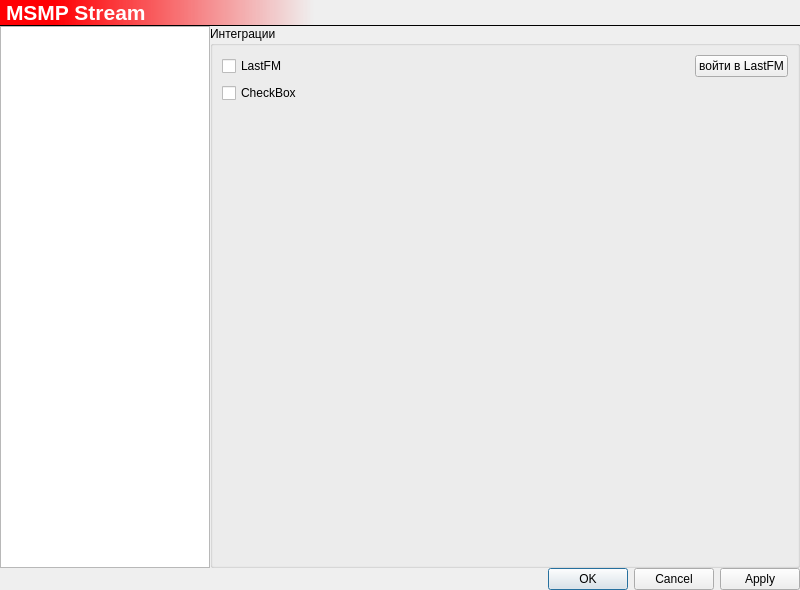
This is untitledSettings.ui in maxsspeaker/qMSMP-Stream as Qt 5 draws it before an edit. The edited form follows.
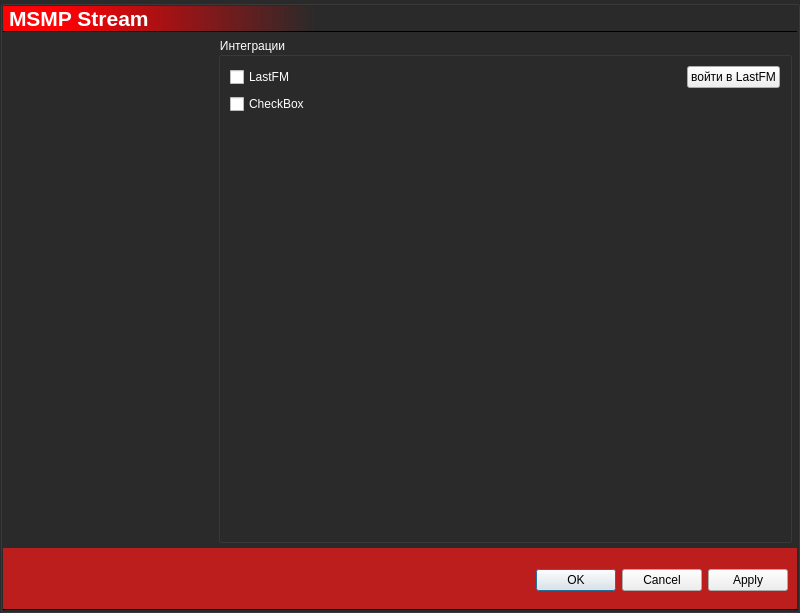
This is the edited form. Icons and pictures are not drawn.

```diff
--- a/untitledSettings.ui
+++ b/untitledSettings.ui
@@ -10,7 +10,7 @@
     <x>0</x>
     <y>0</y>
     <width>800</width>
-    <height>590</height>
+    <height>613</height>
    </rect>
   </property>
   <property name="windowTitle">
@@ -20,6 +20,9 @@
    <iconset>
     <normaloff>icon.png</normaloff>icon.png</iconset>
   </property>
+  <property name="styleSheet">
+   <string notr="true"/>
+  </property>
   <layout class="QVBoxLayout" name="verticalLayout">
    <property name="spacing">
     <number>0</number>
@@ -37,6 +40,30 @@
     <number>0</number>
    </property>
    <item>
+    <widget class="QGroupBox" name="MainBox">
+     <property name="styleSheet">
+      <string notr="true">QGroupBox{
+    background-color:rgb(42, 42, 42);
+    color:white;
+}</string>
+     </property>
+     <layout class="QVBoxLayout" name="verticalLayout_2">
+      <property name="spacing">
+       <number>0</number>
+      </property>
+      <property name="leftMargin">
+       <number>0</number>
+      </property>
+      <property name="topMargin">
+       <number>0</number>
+      </property>
+      <property name="rightMargin">
+       <number>0</number>
+      </property>
+      <property name="bottomMargin">
+       <number>0</number>
+      </property>
+      <item>
     <widget class="QLabel" name="label">
      <property name="maximumSize">
       <size>
@@ -100,15 +127,42 @@
          <height>16777215</height>
         </size>
        </property>
+          <property name="styleSheet">
+           <string notr="true">QTreeView{
+    background-color:rgb(42, 42, 42);
+    color:white;
+}</string>
+          </property>
+          <property name="frameShape">
+           <enum>QFrame::NoFrame</enum>
+          </property>
       </widget>
      </item>
      <item>
       <layout class="QVBoxLayout" name="verticalLayout_3">
+          <property name="leftMargin">
+           <number>5</number>
+          </property>
+          <property name="topMargin">
+           <number>5</number>
+          </property>
+          <property name="rightMargin">
+           <number>5</number>
+          </property>
+          <property name="bottomMargin">
+           <number>5</number>
+          </property>
        <item>
         <widget class="QGroupBox" name="groupBox">
          <property name="enabled">
           <bool>true</bool>
          </property>
+            <property name="styleSheet">
+             <string notr="true">QGroupBox{
+    background-color:rgb(42, 42, 42);
+    color:white;
+}</string>
+            </property>
          <property name="title">
           <string>Интеграции</string>
          </property>
@@ -117,6 +171,11 @@
            <layout class="QHBoxLayout" name="horizontalLayout_2">
             <item>
              <widget class="QCheckBox" name="checkBox">
+                 <property name="styleSheet">
+                  <string notr="true">QCheckBox{
+    color:white;
+}</string>
+                 </property>
               <property name="text">
                <string>LastFM</string>
               </property>
@@ -146,6 +205,11 @@
           </item>
           <item>
            <widget class="QCheckBox" name="checkBox_2">
+               <property name="styleSheet">
+                <string notr="true">QCheckBox{
+    color:white;
+}</string>
+               </property>
             <property name="text">
              <string>CheckBox</string>
             </property>
@@ -172,13 +236,58 @@
     </layout>
    </item>
    <item>
+       <widget class="QGroupBox" name="horizontalGroupBox">
+        <property name="styleSheet">
+         <string notr="true">QGroupBox{
+   background-color:rgb(188, 30, 30);
+   color:rgb(255,255,255);
+
+   border:none;
+   border-bottom: 1px solid;
+}</string>
+        </property>
+        <layout class="QHBoxLayout" name="horizontalLayout_3">
+         <property name="leftMargin">
+          <number>6</number>
+         </property>
+         <property name="rightMargin">
+          <number>6</number>
+         </property>
+         <item>
     <widget class="QDialogButtonBox" name="ButtonBox">
+           <property name="minimumSize">
+            <size>
+             <width>0</width>
+             <height>35</height>
+            </size>
+           </property>
+           <property name="styleSheet">
+            <string notr="true">QDialogButtonBox &gt; QPushButton {
+    background-color:rgb(42, 42, 42);
+    border-style: outset;
+    border-width: 1px;
+    border-color: rgb(58, 58, 58);
+    min-width: 7em;
+    padding: 5px;
+    color:white;
+
+}</string>
+           </property>
      <property name="orientation">
       <enum>Qt::Horizontal</enum>
      </property>
      <property name="standardButtons">
       <set>QDialogButtonBox::Apply|QDialogButtonBox::Cancel|QDialogButtonBox::Ok</set>
      </property>
+           <property name="centerButtons">
+            <bool>false</bool>
+           </property>
+          </widget>
+         </item>
+        </layout>
+       </widget>
+      </item>
+     </layout>
     </widget>
    </item>
   </layout>
```
Left out of the diff: 35 changed lines with no effect on the pictures. Lines whose indentation alone changed are shown as unchanged.
